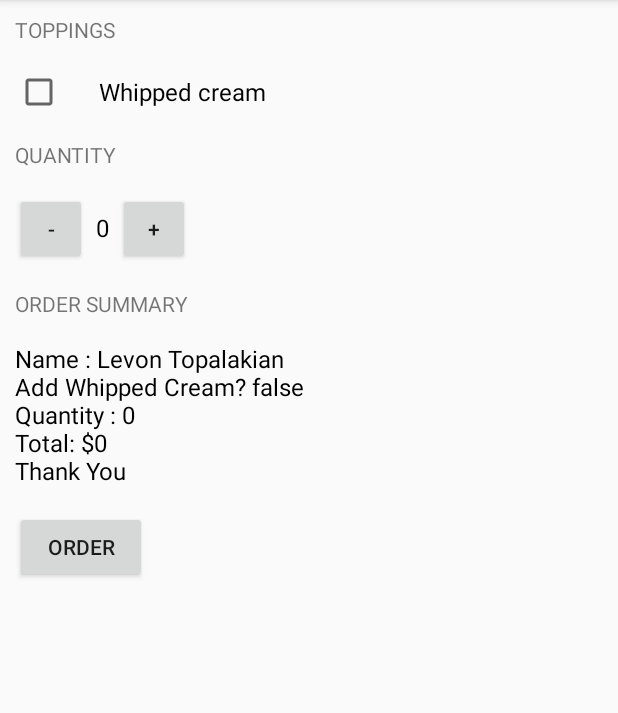
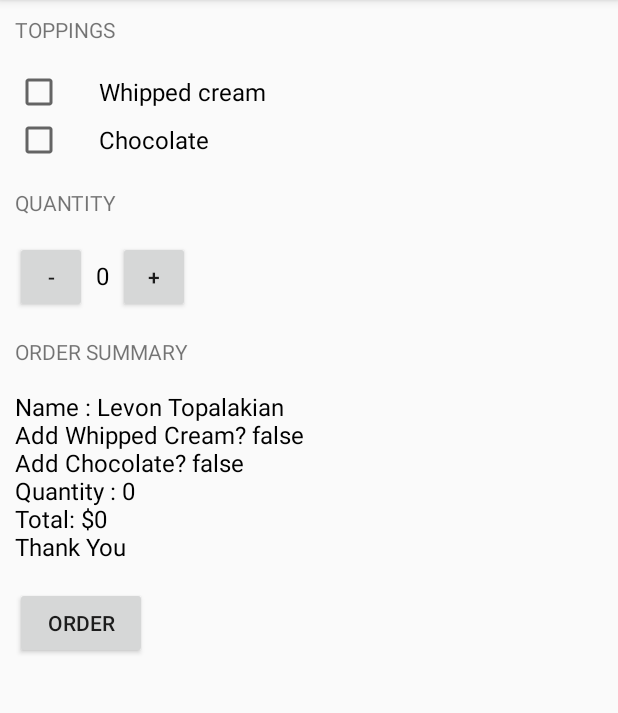
Before and after one commit to levontopalakian/AndroidStudioProjects, an Android app: the screen it shows after launch (MainActivity), after a tap on "ORDER", on a phone screen of 412 x 824 dp, the part 84-797 px from its top. Run offline under Robolectric (Android 15) with nearby library versions, the phone set to English and light mode, and no system bars.

Commit message:
adding choclate

```diff
--- a/JustJava/app/src/main/java/com/example/android/justjava/MainActivity.java
+++ b/JustJava/app/src/main/java/com/example/android/justjava/MainActivity.java
@@ -16,9 +16,10 @@ public class MainActivity extends AppCompatActivity {
 
     int quantity = 0;
 
-    private String createOrderSummery(int price, boolean haswhippedCream) {
+    private String createOrderSummery(int price, boolean haswhippedCream,boolean haschocolate) {
         String priceMessage = "Name : Levon Topalakian";
         priceMessage += "\nAdd Whipped Cream? " + haswhippedCream;
+        priceMessage += "\nAdd Chocolate? " + haschocolate;
         priceMessage += "\nQuantity : " + quantity;
         priceMessage += "\nTotal: $" + price + "\nThank You";
 
@@ -31,7 +32,9 @@ public class MainActivity extends AppCompatActivity {
         CheckBox whippedCream = (CheckBox) findViewById(R.id.whippedCream);
         boolean haswhippedCream = whippedCream.isChecked();
         int price = calculatePrice();
-        createOrderSummery(price,haswhippedCream);
+        CheckBox chocolate = (CheckBox) findViewById(R.id.chocolate);
+        boolean haschocolate = chocolate.isChecked();
+        createOrderSummery(price,haswhippedCream,haschocolate);
     }
 
     public void increment(View view) {
--- a/JustJava/app/src/main/res/layout/activity_main.xml
+++ b/JustJava/app/src/main/res/layout/activity_main.xml
@@ -25,6 +25,14 @@
             android:layout_height="wrap_content"
             android:paddingHorizontal="24dp"
             android:text="Whipped cream"
+            android:textSize="16sp" />
+
+        <android.support.v7.widget.AppCompatCheckBox
+            android:id="@+id/chocolate"
+            android:layout_width="wrap_content"
+            android:layout_height="wrap_content"
+            android:paddingHorizontal="24dp"
+            android:text="Chocolate"
             android:textSize="16sp" />
 
         <TextView
```
